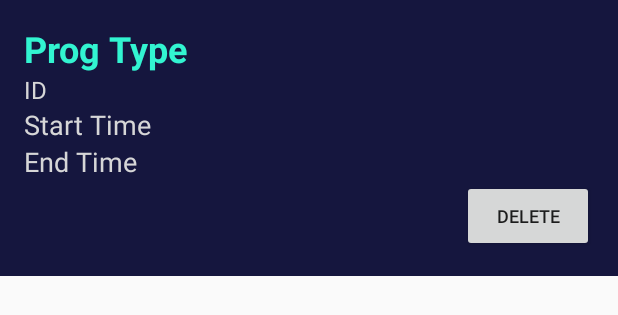
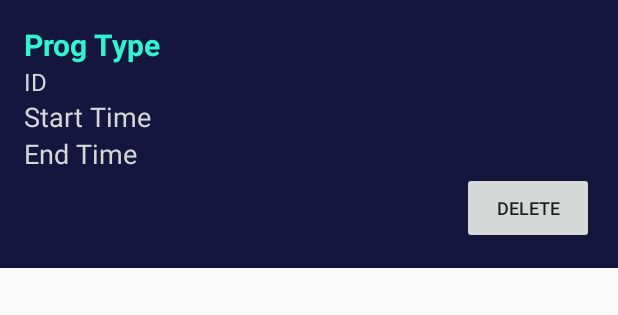
Before and after one commit to boladss/progress-up, an Android app: the layout session_list_item.xml on its own in the app's theme, with its tools: preview values and no code run, on a phone screen of 412 x 824 dp. Shown: the top 315 px of the screen. Run offline under Robolectric (Android 15) with nearby library versions, the phone set to English and light mode, and no system bars.

Commit message:
style: update heading per session

```diff
--- a/app/src/main/java/org/tensorflow/lite/examples/poseestimation/sessions/SessionCursorAdapter.kt
+++ b/app/src/main/java/org/tensorflow/lite/examples/poseestimation/sessions/SessionCursorAdapter.kt
@@ -75,7 +75,7 @@ class SessionCursorAdapter(
             val sessionId = sessionData.id
             val startTimeISO = sessionData.startTime
             val endTimeISO = sessionData.endTime
-            val progType = sessionData.progressionType
+            val progType = "${sessionData.progressionType} PUSH-UPS"
             val repCount = dbHandler.countTotalReps(sessionId)
 
             // Handle deleting of session
--- a/app/src/main/res/layout/session_list_item.xml
+++ b/app/src/main/res/layout/session_list_item.xml
@@ -20,7 +20,7 @@
             android:text="Prog Type"
             android:textStyle="bold"
             android:textColor="#32f4d1"
-            android:textSize="24sp"
+            android:textSize="20sp"
             />
 
         <TextView
```
